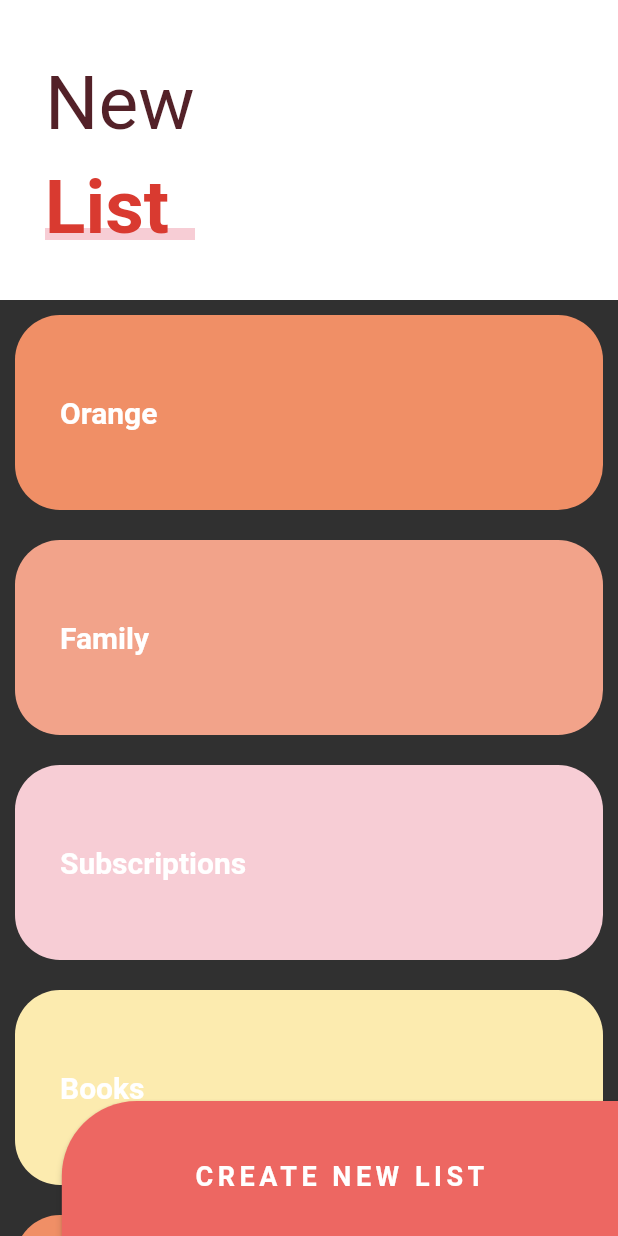
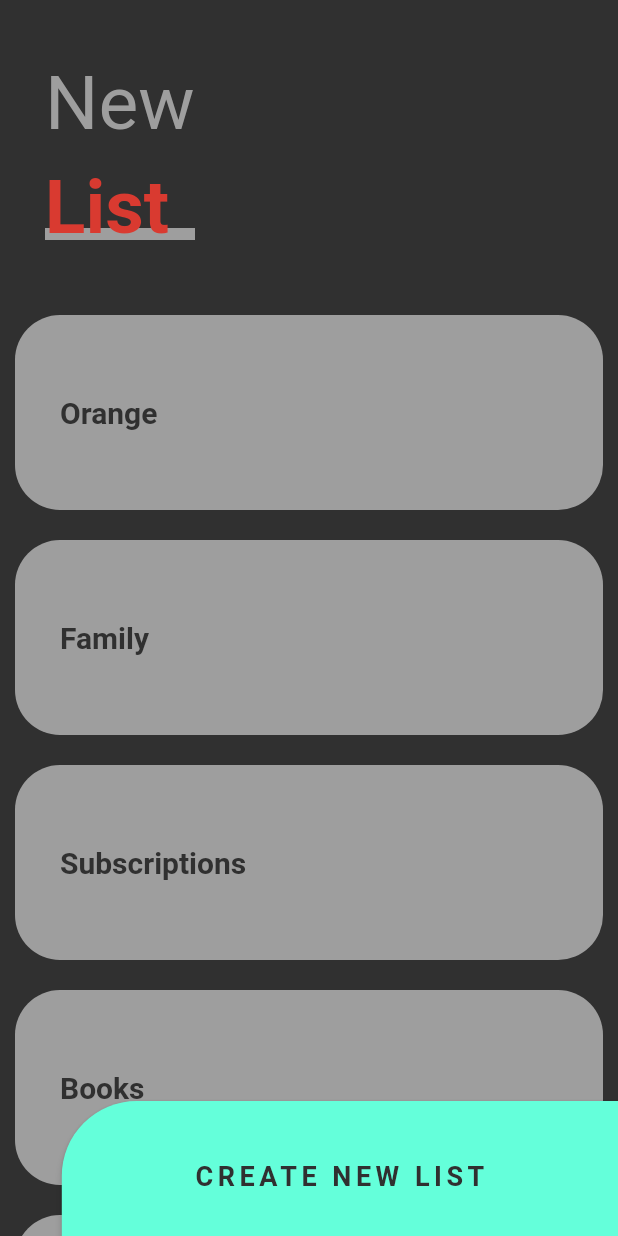
Before and after one commit to OscarAngarita/designs-flutter-course, a Flutter app: the SliverListPage screen opened directly, on a phone screen of 412 x 824 dp. Run offline on Flutter 3.47's test engine with Material 2 defaults, Android fonts, the phone set to English and light mode, and no system bars; our stand-ins replace animate_do, flutter_svg, font_awesome_flutter.

Commit message:
Changed: default colors in dark theme for slivers page

```diff
--- a/lib/src/pages/sliver_list_page.dart
+++ b/lib/src/pages/sliver_list_page.dart
@@ -1,4 +1,8 @@
 import 'package:flutter/material.dart';
+
+import 'package:provider/provider.dart';
+
+import 'package:disenos_app/src/theme/theme.dart';
 
 
 class SliverListPage extends StatelessWidget {
@@ -26,20 +30,21 @@ class _BotonNewList extends StatelessWidget {
   Widget build(BuildContext context) {
 
     final size = MediaQuery.of(context).size;
+    final appTheme = Provider.of<ThemeChanger>(context);
 
     return ButtonTheme(
       minWidth: size.width* 0.9,
       height: 100,
       child: RaisedButton(
         onPressed: () {},
-        color: Color(0xffED6762),
+        color: (appTheme.darkTheme) ? appTheme.currentTheme.accentColor : Color(0xffED6762),
         shape: RoundedRectangleBorder(
           borderRadius: BorderRadius.only(topLeft: Radius.circular(50))
         ),
         child: Text(
           'CREATE NEW LIST',
           style: TextStyle(
-            color: Colors.white,
+            color: appTheme.currentTheme.scaffoldBackgroundColor,
             fontSize: 18,
             fontWeight: FontWeight.bold,
             letterSpacing: 3
@@ -75,6 +80,9 @@ class _MainScroll extends StatelessWidget {
 
   @override
   Widget build(BuildContext context) {
+
+    final appTheme = Provider.of<ThemeChanger>(context).currentTheme;
+
     return CustomScrollView(
       physics: BouncingScrollPhysics(),
       slivers: <Widget>[
@@ -91,7 +99,7 @@ class _MainScroll extends StatelessWidget {
             maxHeight: 200,
             child: Container(
               alignment: Alignment.centerLeft,
-              color: Colors.white,
+              color: appTheme.scaffoldBackgroundColor,
               child: _Titulo(),
             )
           )
@@ -147,6 +155,9 @@ class _Titulo extends StatelessWidget {
 
   @override
   Widget build(BuildContext context) {
+
+    final appTheme = Provider.of<ThemeChanger>(context);
+
     return Column(
       children: <Widget>[
         SizedBox(height: 30),
@@ -154,7 +165,7 @@ class _Titulo extends StatelessWidget {
           margin: EdgeInsets.symmetric(horizontal: 30, vertical: 10),
           child: Text('New',
           style: TextStyle(
-            color: Color(0xff532128),
+            color: (appTheme.darkTheme) ? Colors.grey : Color(0xff532128),
             fontSize: 50
           ),
           ),
@@ -168,7 +179,7 @@ class _Titulo extends StatelessWidget {
               child: Container(
                 width: 130,
                 height: 8,
-                color: Color(0xffF7CDD5),
+                color: (appTheme.darkTheme) ? Colors.grey : Color(0xffF7CDD5),
               ),
             ),
              Container(
@@ -218,14 +229,24 @@ class _ListItem extends StatelessWidget {
 
   @override
   Widget build(BuildContext context) {
+
+    final appTheme = Provider.of<ThemeChanger>(context);
+
     return Container(
-      child: Text(this.titulo, style: TextStyle(color: Colors.white, fontWeight: FontWeight.bold, fontSize: 20),),
+      child: Text(
+        this.titulo,
+        style: TextStyle(
+          color: appTheme.currentTheme.scaffoldBackgroundColor,
+          fontWeight: FontWeight.bold,
+          fontSize: 20
+        ),
+      ),
       padding: EdgeInsets.all(30),
       alignment: Alignment.centerLeft,
       height: 130,
       margin: EdgeInsets.all(10),
       decoration: BoxDecoration(
-        color: this.color,
+        color: (appTheme.darkTheme) ? Colors.grey : this.color,
         borderRadius: BorderRadius.circular(30)
       ),
     );
```
